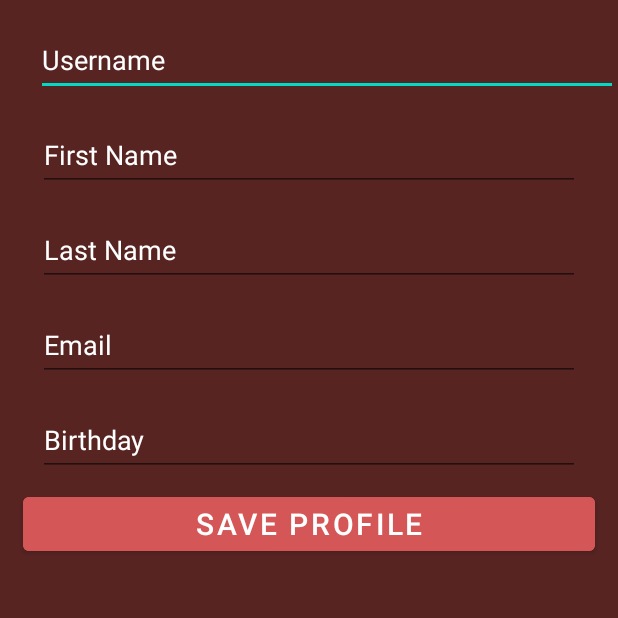
After one commit to NotTerrence/MOBDEVE-MCO, an Android app: the ProfileActivity screen opened directly, with no data from a screen before it, on a phone screen of 412 x 824 dp, the top half of it. The commit adds this screen. Run offline under Robolectric (Android 15) with nearby library versions, the phone set to English and light mode, and no system bars.

Commit message:
added sign in button and creating a profile

```diff
--- a/app/src/main/AndroidManifest.xml
+++ b/app/src/main/AndroidManifest.xml
@@ -18,6 +18,9 @@
         android:roundIcon="@mipmap/ic_launcher_round"
         android:supportsRtl="true"
         android:theme="@style/Theme.MOBDEVEMCO">
+        <activity
+           android:name=".ProfileActivity"
+           android:exported="false" />
         <activity
             android:name=".GameActivity"
             android:exported="false" />
--- /dev/null
+++ b/app/src/main/res/layout-land/activity_profile.xml
@@ -0,0 +1,95 @@
+<?xml version="1.0" encoding="utf-8"?>
+<androidx.constraintlayout.widget.ConstraintLayout
+   xmlns:android="http://schemas.android.com/apk/res/android"
+   xmlns:app="http://schemas.android.com/apk/res-auto"
+   android:layout_width="match_parent"
+   android:layout_height="match_parent"
+   android:background="#572422">
+
+   <EditText
+      android:id="@+id/textusername"
+      android:layout_width="match_parent"
+      android:layout_height="wrap_content"
+      android:layout_marginLeft="24dp"
+      android:layout_marginTop="15dp"
+      android:hint="Username"
+      android:minHeight="48dp"
+      android:textColor="#FFFFFF"
+      android:textColorHint="#FFFFFF"
+      app:layout_constraintLeft_toLeftOf="parent"
+      app:layout_constraintTop_toTopOf="parent" />
+
+   <EditText
+      android:id="@+id/textfirstname"
+      android:layout_width="match_parent"
+      android:layout_height="wrap_content"
+      android:layout_marginLeft="25dp"
+      android:layout_marginTop="10dp"
+      android:layout_marginRight="25dp"
+      android:hint="First Name"
+      android:minHeight="48dp"
+      android:textColor="#FFFFFF"
+      android:textColorHint="#FFFFFF"
+      app:layout_constraintLeft_toLeftOf="parent"
+      app:layout_constraintTop_toBottomOf="@+id/textusername" />
+
+   <EditText
+      android:id="@+id/textlastname"
+      android:layout_width="match_parent"
+      android:layout_height="wrap_content"
+      android:layout_marginLeft="25dp"
+      android:layout_marginTop="10dp"
+      android:layout_marginRight="25dp"
+      android:hint="Last Name"
+      android:minHeight="48dp"
+      android:textColor="#FFFFFF"
+      android:textColorHint="#FFFFFF"
+      app:layout_constraintLeft_toLeftOf="parent"
+
+      app:layout_constraintTop_toBottomOf="@id/textfirstname" />
+
+   <EditText
+      android:id="@+id/textemail"
+      android:layout_width="match_parent"
+      android:layout_height="wrap_content"
+      android:layout_marginLeft="25dp"
+      android:layout_marginTop="10dp"
+      android:layout_marginRight="25dp"
+      android:hint="Email"
+      android:minHeight="48dp"
+      android:textColor="#FFFFFF"
+      android:textColorHint="#FFFFFF"
+      app:layout_constraintLeft_toLeftOf="parent"
+
+      app:layout_constraintTop_toBottomOf="@+id/textlastname" />
+
+   <EditText
+      android:id="@+id/textbirthdate"
+      android:layout_width="match_parent"
+      android:layout_height="wrap_content"
+      android:layout_marginLeft="25dp"
+      android:layout_marginTop="10dp"
+      android:layout_marginRight="25dp"
+      android:hint="Birthday"
+      android:minHeight="48dp"
+      android:textColor="#FFFFFF"
+      android:textColorHint="#FFFFFF"
+      app:layout_constraintLeft_toLeftOf="parent"
+      app:layout_constraintTop_toBottomOf="@id/textemail" />
+
+   <Button
+      android:id="@+id/btnsaveprofile"
+      android:layout_width="match_parent"
+      android:layout_height="wrap_content"
+      android:layout_marginLeft="15dp"
+      android:layout_marginRight="15dp"
+      android:layout_marginTop="8dp"
+      android:backgroundTint="#D55656"
+      android:text="save profile"
+      android:textAlignment="center"
+      android:textSize="20dp"
+      app:layout_constraintEnd_toEndOf="parent"
+      app:layout_constraintLeft_toLeftOf="parent"
+      app:layout_constraintTop_toBottomOf="@id/textbirthdate" />
+
+</androidx.constraintlayout.widget.ConstraintLayout>
--- /dev/null
+++ b/app/src/main/res/layout/activity_profile.xml
@@ -0,0 +1,95 @@
+<?xml version="1.0" encoding="utf-8"?>
+<androidx.constraintlayout.widget.ConstraintLayout
+   xmlns:android="http://schemas.android.com/apk/res/android"
+   xmlns:app="http://schemas.android.com/apk/res-auto"
+   android:layout_width="match_parent"
+   android:layout_height="match_parent"
+   android:background="#572422">
+
+   <EditText
+      android:id="@+id/textusername"
+      android:layout_width="match_parent"
+      android:layout_height="wrap_content"
+      android:layout_marginLeft="24dp"
+      android:layout_marginTop="16dp"
+      android:hint="Username"
+      android:minHeight="48dp"
+      android:textColor="#FFFFFF"
+      android:textColorHint="#FFFFFF"
+      app:layout_constraintLeft_toLeftOf="parent"
+      app:layout_constraintTop_toTopOf="parent" />
+
+   <EditText
+      android:id="@+id/textfirstname"
+      android:layout_width="match_parent"
+      android:layout_height="wrap_content"
+      android:layout_marginLeft="25dp"
+      android:layout_marginTop="15dp"
+      android:layout_marginRight="25dp"
+      android:hint="First Name"
+      android:minHeight="48dp"
+      android:textColor="#FFFFFF"
+      android:textColorHint="#FFFFFF"
+      app:layout_constraintLeft_toLeftOf="parent"
+      app:layout_constraintTop_toBottomOf="@+id/textusername" />
+
+   <EditText
+      android:id="@+id/textlastname"
+      android:layout_width="match_parent"
+      android:layout_height="wrap_content"
+      android:layout_marginLeft="25dp"
+      android:layout_marginTop="15dp"
+      android:layout_marginRight="25dp"
+      android:hint="Last Name"
+      android:minHeight="48dp"
+      android:textColor="#FFFFFF"
+      android:textColorHint="#FFFFFF"
+      app:layout_constraintLeft_toLeftOf="parent"
+
+      app:layout_constraintTop_toBottomOf="@id/textfirstname" />
+
+   <EditText
+      android:id="@+id/textemail"
+      android:layout_width="match_parent"
+      android:layout_height="wrap_content"
+      android:layout_marginLeft="25dp"
+      android:layout_marginTop="15dp"
+      android:layout_marginRight="25dp"
+      android:hint="Email"
+      android:minHeight="48dp"
+      android:textColor="#FFFFFF"
+      android:textColorHint="#FFFFFF"
+      app:layout_constraintLeft_toLeftOf="parent"
+
+      app:layout_constraintTop_toBottomOf="@+id/textlastname" />
+
+   <EditText
+      android:id="@+id/textbirthdate"
+      android:layout_width="match_parent"
+      android:layout_height="wrap_content"
+      android:layout_marginLeft="25dp"
+      android:layout_marginTop="15dp"
+      android:layout_marginRight="25dp"
+      android:hint="Birthday"
+      android:minHeight="48dp"
+      android:textColor="#FFFFFF"
+      android:textColorHint="#FFFFFF"
+      app:layout_constraintLeft_toLeftOf="parent"
+      app:layout_constraintTop_toBottomOf="@id/textemail" />
+
+   <Button
+      android:id="@+id/btnsaveprofile"
+      android:layout_width="match_parent"
+      android:layout_height="wrap_content"
+      android:layout_marginLeft="15dp"
+      android:layout_marginRight="15dp"
+      android:layout_marginTop="8dp"
+      android:backgroundTint="#D55656"
+      android:text="save profile"
+      android:textAlignment="center"
+      android:textSize="20dp"
+      app:layout_constraintEnd_toEndOf="parent"
+      app:layout_constraintLeft_toLeftOf="parent"
+      app:layout_constraintTop_toBottomOf="@id/textbirthdate" />
+
+</androidx.constraintlayout.widget.ConstraintLayout>
```
Also changed, not shown: app/src/main/java/com/mobdeve/s11/dugang/terencedein/mobdeve_mco/MainActivity.kt (+36 -2 lines), app/src/main/java/com/mobdeve/s11/dugang/terencedein/mobdeve_mco/ProfileActivity.kt (added, +55 -0 lines), app/src/main/res/layout-land/activity_main.xml (+26 -1 lines), app/src/main/res/layout/activity_main.xml (+54 -7 lines).
